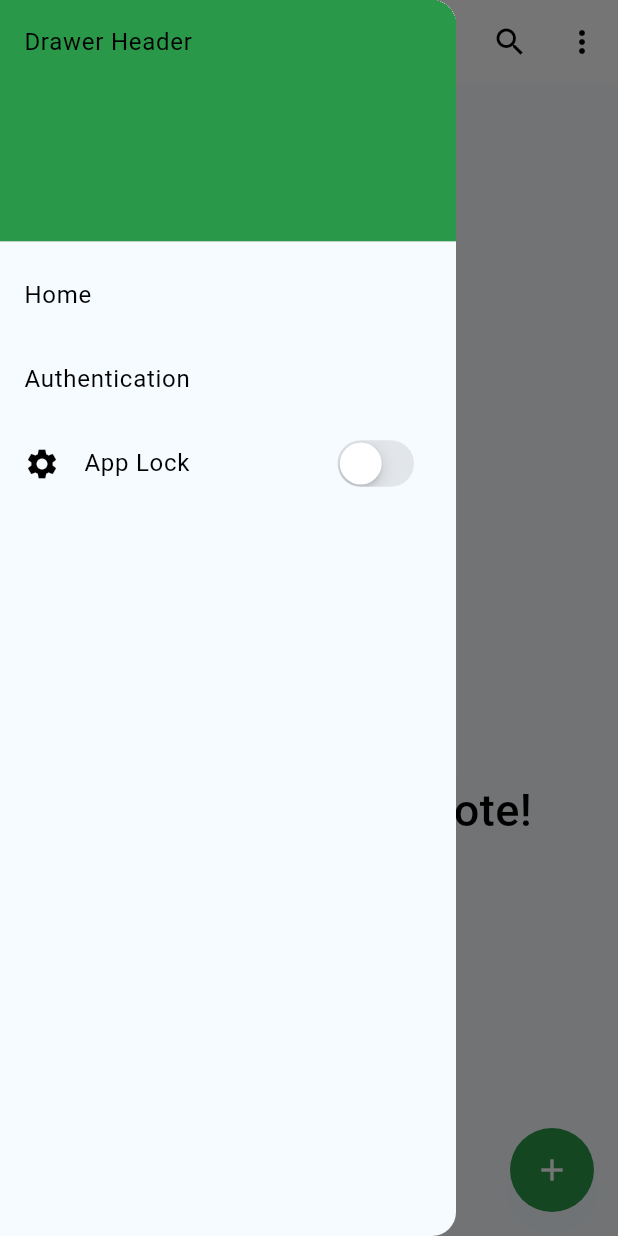
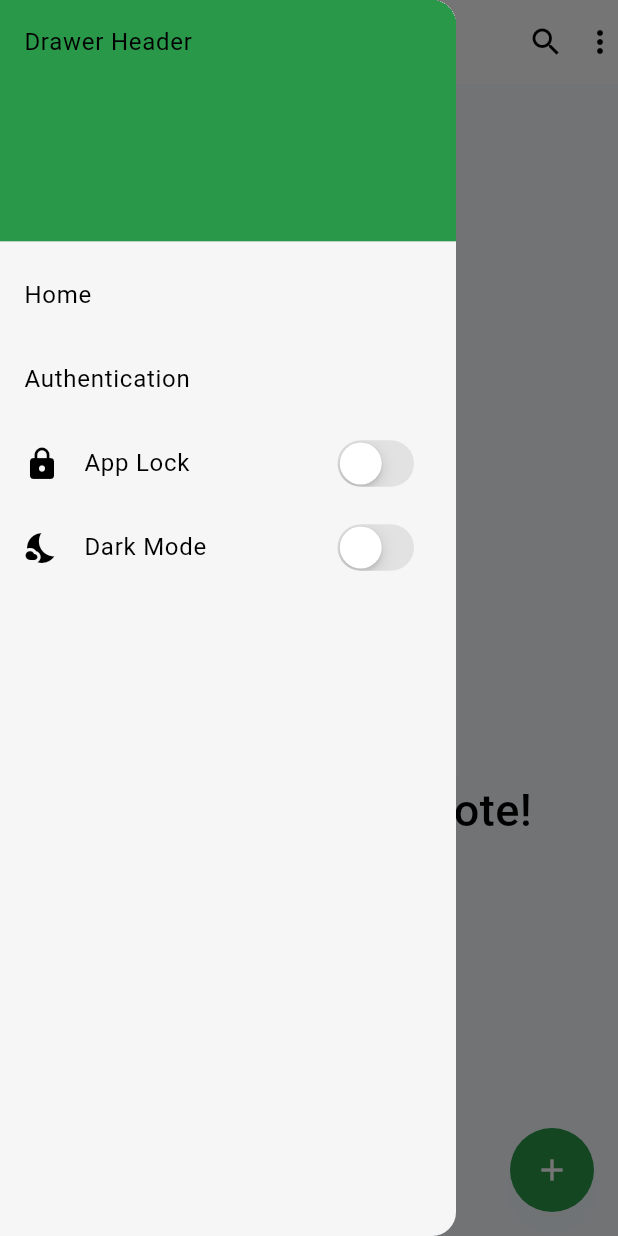
Before and after one commit to shohag7552/Note_app, a Flutter app: the screen it shows after launch, in the side drawer, after a tap on the "menu" icon, on a phone screen of 412 x 824 dp. Run offline on Flutter 3.47's test engine with Material 3 defaults, Android fonts, the phone set to English and light mode, and no system bars; our stand-ins replace fluttertoast, get, local_auth, pin_code_fields, share_plus, shared_preferences and 2 more; missing offline and left inert: flutter_quill; accounts and stored records are empty.

Commit message:
dark mode implement

```diff
--- a/lib/controller/note_controller.dart
+++ b/lib/controller/note_controller.dart
@@ -11,7 +11,9 @@ import '../routing/app_routes.dart';
 
 class NoteController extends GetxController implements GetxService{
   final SharedPreferences sharedPreferences;
-  NoteController({required this.sharedPreferences});
+  NoteController({required this.sharedPreferences}) {
+    _loadCurrentTheme();
+  }
 
   final titleController = TextEditingController();
   final contentController = TextEditingController();
@@ -19,6 +21,9 @@ class NoteController extends GetxController implements GetxService{
   var notes = <Note>[];
 
   bool appLockStatus = false;
+
+  bool _darkTheme = false;
+  bool get darkTheme => _darkTheme;
 
   @override
   void onInit() {
@@ -142,4 +147,15 @@ class NoteController extends GetxController implements GetxService{
     return await sharedPreferences.setBool(AppConstants.passActiveKey, status);
   }
 
+  void toggleTheme() {
+    _darkTheme = !_darkTheme;
+    sharedPreferences.setBool(AppConstants.theme, _darkTheme);
+    update();
+  }
+
+  void _loadCurrentTheme() async {
+    _darkTheme = sharedPreferences.getBool(AppConstants.theme) ?? false;;
+    update();
+  }
+
 }
--- a/lib/main.dart
+++ b/lib/main.dart
@@ -4,6 +4,7 @@ import 'package:get/get_core/src/get_main.dart';
 import 'package:get/get_navigation/src/root/get_material_app.dart';
 import 'package:my_note_app/controller/note_controller.dart';
 import 'package:my_note_app/routing/app_routes.dart';
+import 'package:my_note_app/theme/dark_theme.dart';
 import 'package:my_note_app/theme/light_theme.dart';
 import 'package:speech_to_text/speech_recognition_result.dart';
 import 'package:speech_to_text/speech_to_text.dart';
@@ -23,10 +24,12 @@ class MyApp extends StatelessWidget {
   // This widget is the root of your application.
   @override
   Widget build(BuildContext context) {
+    return GetBuilder<NoteController>(
+      builder: (noteController) {
         return GetMaterialApp(
           debugShowCheckedModeBanner: false,
           title: "Note App by flutter",
-      theme: light,
+          theme: noteController.darkTheme ? dark : light,
           localizationsDelegates: const [
             GlobalMaterialLocalizations.delegate,
             GlobalCupertinoLocalizations.delegate,
@@ -39,6 +42,8 @@ class MyApp extends StatelessWidget {
           // home: MyHomePage(),
         );
       }
+    );
+  }
 
   String checkPasswordAllow() {
     if(Get.find<NoteController>().isPasswordActive()) {
--- a/lib/screens/home_page.dart
+++ b/lib/screens/home_page.dart
@@ -27,14 +27,15 @@ class _HomePageState extends State<HomePage> {
     return GetBuilder<NoteController>(
       builder: (controller) {
         return Scaffold(
+
           appBar: AppBar(
             title: Text("Notes", style: fontStyleLarge.copyWith(fontSize: FontSize.large)),
-            backgroundColor: Colors.white,
+            backgroundColor: Theme.of(context).cardColor,
             iconTheme: const IconThemeData(color: Colors.black),
             leading: Builder(
               builder: (context) {
                 return IconButton(
-                  icon: const Icon(Icons.menu),
+                  icon: Icon(Icons.menu, color: Theme.of(context).textTheme.bodyLarge!.color!),
                   onPressed: () {
                     Scaffold.of(context).openDrawer();
                   },
@@ -43,12 +44,14 @@ class _HomePageState extends State<HomePage> {
             ),
             actions: [
               IconButton(
-                icon: const Icon(Icons.search),
+                icon: Icon(Icons.search, color: Theme.of(context).textTheme.bodyLarge!.color!),
                 onPressed: () {
                   showSearch(context: context, delegate: Search());
                 },
               ),
               PopupMenuButton(
+                // color: Theme.of(context).textTheme.bodyLarge!.color!,
+                child: Icon(Icons.more_vert_sharp, color: Theme.of(context).textTheme.bodyLarge!.color!),
                 onSelected: (val) {
                   if (val == 0) {
                     showDialog(
--- a/lib/screens/note_screens/note_detail_page.dart
+++ b/lib/screens/note_screens/note_detail_page.dart
@@ -27,8 +27,8 @@ class _NoteDetailPageState extends State<NoteDetailPage> {
   Widget build(BuildContext context) {
     return Scaffold(
       appBar: AppBar(
-        backgroundColor: Colors.white,
-        iconTheme: const IconThemeData(color: Colors.black),
+        backgroundColor:  Theme.of(context).cardColor,
+        iconTheme: IconThemeData(color:Theme.of(context).textTheme.bodyLarge!.color),
         title: const Text("Note Details", style: fontStyleNormal),
         actions: [
           PopupMenuButton(
--- /dev/null
+++ b/lib/theme/dark_theme.dart
@@ -0,0 +1,27 @@
+import 'package:flutter/material.dart';
+
+ThemeData dark = ThemeData(
+  // fontFamily: AppConstants.fontFamily,
+  primaryColor: const Color(0xFF2A9849),
+  secondaryHeaderColor: const Color(0x9BFF7918),
+  disabledColor: const Color(0xffa2a7ad),
+  brightness: Brightness.dark,
+  hintColor: const Color(0xFF5E6472),
+  cardColor: const Color(0xFF141313),
+  shadowColor: Colors.white.withValues(alpha: 0.03),
+  textButtonTheme: TextButtonThemeData(style: TextButton.styleFrom(foregroundColor: const Color(0xFF2A9849))),
+  colorScheme: const ColorScheme.dark(primary: Color(0xFF2A9849),
+    tertiary: Color(0xff6165D7),
+    tertiaryContainer: Color(0xff171DB6),
+    secondary: Color(0x9BFF7918)).copyWith(surface: const Color(0xFF272727)).copyWith(error: const Color(0xFFdd3135),
+  ),
+  popupMenuTheme: const PopupMenuThemeData(color: Color(0xFF29292D), surfaceTintColor: Color(0xFF29292D)),
+  dialogTheme: const DialogTheme(surfaceTintColor: Colors.white10),
+  floatingActionButtonTheme: FloatingActionButtonThemeData(shape: RoundedRectangleBorder(borderRadius: BorderRadius.circular(500))),
+  bottomAppBarTheme: const BottomAppBarTheme(
+    surfaceTintColor: Colors.black, height: 60,
+    padding: EdgeInsets.symmetric(vertical: 5),
+  ),
+  dividerTheme: DividerThemeData(color: const Color(0xffa2a7ad).withValues(alpha: 0.25), thickness: 0.5),
+  tabBarTheme: const TabBarTheme(dividerColor: Colors.transparent),
+);
--- a/lib/utils/app_constants.dart
+++ b/lib/utils/app_constants.dart
@@ -6,4 +6,5 @@ class AppConstants{
   static const String passKey = 'password';
   static const String passActiveKey = 'password-activation';
   static const String suggestionsKey = 'suggestions';
+  static const String theme = 'theme';
 }
--- a/lib/widgets/drawer_widget.dart
+++ b/lib/widgets/drawer_widget.dart
@@ -4,14 +4,31 @@ import 'package:get/get.dart';
 import 'package:my_note_app/controller/note_controller.dart';
 
 import '../screens/auth_screen.dart';
-class DrawerWidget extends StatelessWidget {
+class DrawerWidget extends StatefulWidget {
   const DrawerWidget({super.key});
 
   @override
+  State<DrawerWidget> createState() => _DrawerWidgetState();
+}
+
+class _DrawerWidgetState extends State<DrawerWidget> {
+
+  @override
+  void initState() {
+    super.initState();
+
+    Get.find<NoteController>().appLockStatus = Get.find<NoteController>().isPasswordActive();
+  }
+
+  @override
   Widget build(BuildContext context) {
-    print('39487598347589>>>>>>> ${Get.find<NoteController>().appLockStatus} // ${Get.find<NoteController>().isPasswordActive()}');
     return Drawer(
-      child: ListView(
+      backgroundColor: Theme.of(context).cardColor,
+      child: Container(
+        color: Theme.of(context).disabledColor.withValues(alpha: 0.1),
+        child: GetBuilder<NoteController>(
+            builder: (noteController) {
+            return ListView(
               // Important: Remove any padding from the ListView.
               padding: EdgeInsets.zero,
               children: [
@@ -33,27 +50,35 @@ class DrawerWidget extends StatelessWidget {
                     Get.to(const AddUser());
                   },
                 ),
-          GetBuilder<NoteController>(
-            builder: (noteController) {
-              return ListTile(
-                leading: Icon(Icons.settings),
+                ListTile(
+                  leading: Icon(Icons.lock),
                   title: const Text('App Lock'),
-                onTap: () {
-                  noteController.activePassword(true);
-                  // Navigator.pop(context);
-                },
+                  onTap: () {},
                   trailing: CupertinoSwitch(
                     value: noteController.appLockStatus,
                     onChanged: (status){
-                    print('===== check > $status');
                       noteController.activePassword(status);
 
                     },
                   ),
+                ),
+
+                ListTile(
+                  leading: Icon(Icons.nights_stay),
+                  title: const Text('Dark Mode'),
+                  onTap: () {},
+                  trailing: CupertinoSwitch(
+                    value: noteController.darkTheme,
+                    onChanged: (status){
+                      noteController.toggleTheme();
+                    },
+                  ),
+                ),
+
+              ],
             );
           }
         ),
-        ],
       ),
     );
   }
--- a/lib/widgets/note_card.dart
+++ b/lib/widgets/note_card.dart
@@ -53,7 +53,7 @@ class NoteCart extends StatelessWidget {
               // color: '#2DCE29'.toColor(),
               color: Theme.of(context).cardColor,
               borderRadius: BorderRadius.circular(RadiusSize.large),
-              boxShadow: [BoxShadow(color: Colors.grey[200]!, blurRadius: 10, offset: const Offset(2, 4))]
+              boxShadow: Get.find<NoteController>().darkTheme ? null : [BoxShadow(color: Colors.grey[200]!, blurRadius: 10, offset: const Offset(2, 4))]
             ),
             padding: const EdgeInsets.all(PaddingSize.medium),
             child: Text(n),
```
Also changed, not shown: lib/screens/note_screens/edit_note_page.dart (+8 -10 lines), lib/screens/note_screens/search_screen.dart (+17 -5 lines), 1 other file. Lines whose indentation alone changed are shown as unchanged.
